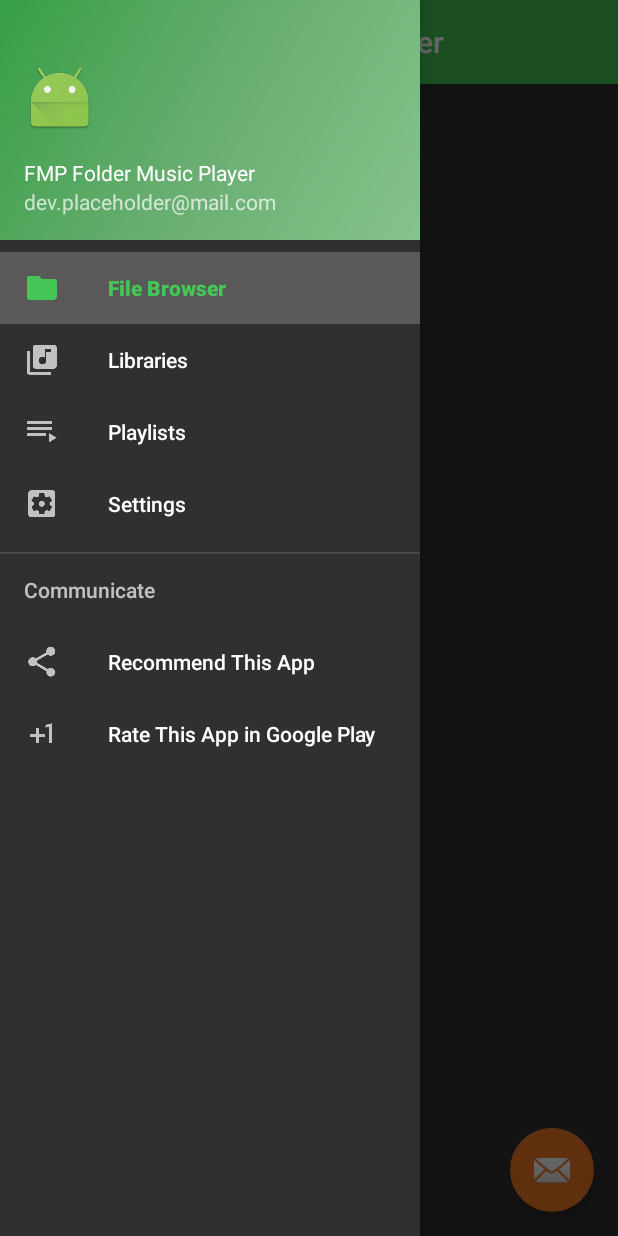
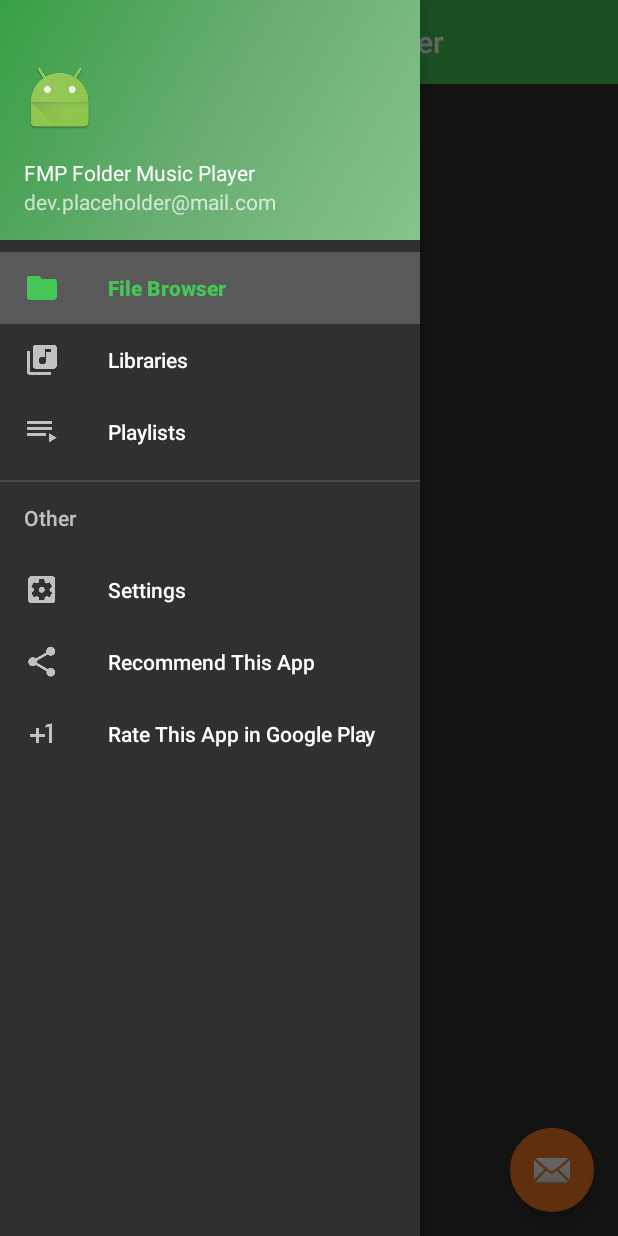
Before and after one commit to JannesP/FMPFolderMusicPlayer, an Android app: the screen it shows after launch (MainActivity), with the side drawer open, on a phone screen of 412 x 824 dp. Run offline under Robolectric (Android 15) with nearby library versions, the light colour scheme and no system bars; 5 statements that could not run were skipped.

Commit message:
Move 'Settings' into category and pull it out of the selections.

```diff
--- a/app/src/main/res/menu/activity_main_drawer.xml
+++ b/app/src/main/res/menu/activity_main_drawer.xml
@@ -14,14 +14,14 @@
             android:id="@+id/nav_playlists"
             android:icon="@drawable/ic_nav_playlist"
             android:title="Playlists"/>
-        <item
-            android:id="@+id/nav_settings"
-            android:icon="@drawable/ic_nav_settings"
-            android:title="Settings"/>
     </group>
 
-    <item android:title="Communicate">
+    <item android:title="Other">
         <menu>
+            <item
+                android:id="@+id/nav_settings"
+                android:icon="@drawable/ic_nav_settings"
+                android:title="Settings"/>
             <item
                 android:id="@+id/nav_recommend"
                 android:icon="@drawable/ic_nav_share"
```
